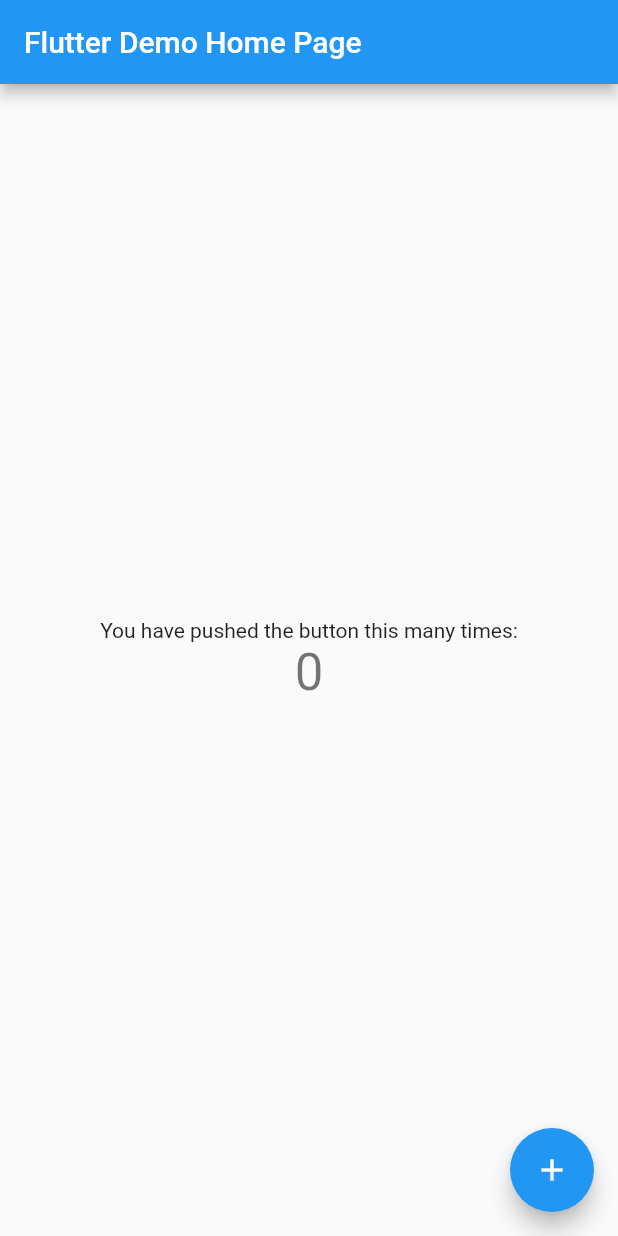
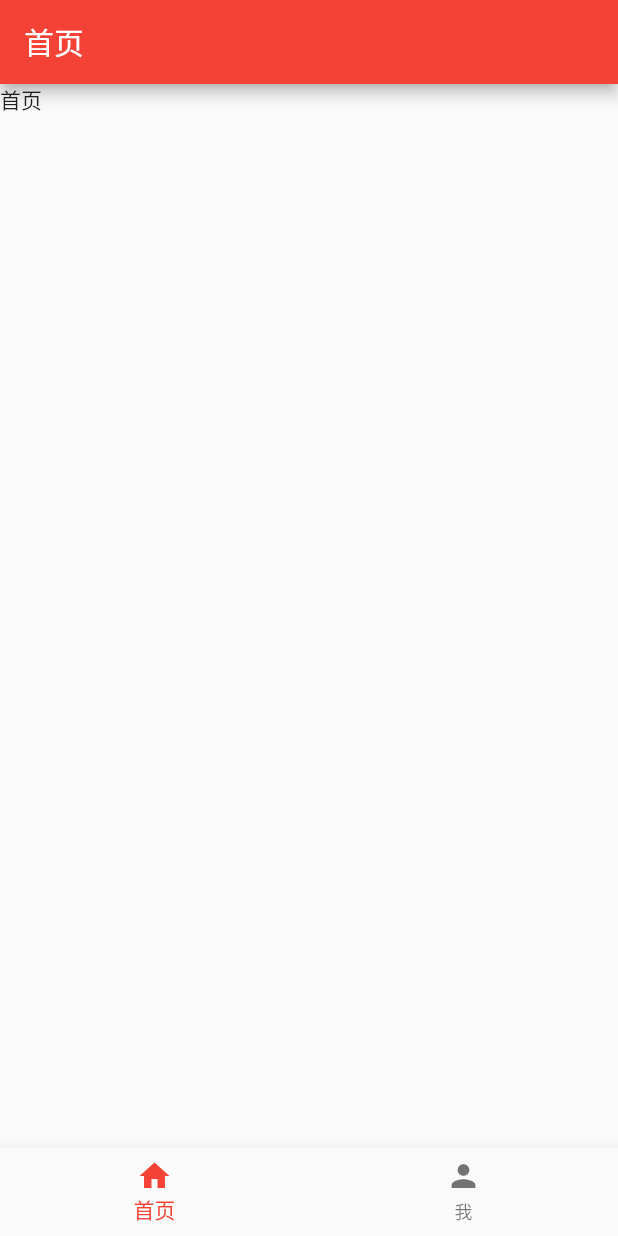
Before and after one commit to 176zane/LearnFlutter, a Flutter app: the screen it shows after launch, on a phone screen of 412 x 824 dp. Run offline on Flutter 3.47's test engine with Material 2 defaults, Android fonts, the phone set to English and light mode, and no system bars.

Commit message:
添加tabbar

```diff
--- /dev/null
+++ b/flutter_test_app/lib/home/home.dart
@@ -0,0 +1,31 @@
+import 'package:flutter/material.dart';
+
+class Home extends StatefulWidget {
+
+  @override
+  State<Home> createState() => _HomeState();
+}
+
+class _HomeState extends State<Home> {
+
+  @override
+  void initState() {
+    print('initstate');
+    super.initState();
+  }
+  @override
+  void dispose() {
+    print('dispose');
+    super.dispose();
+  }
+  @override
+  Widget build(BuildContext context) {
+    print('build');
+    return Scaffold(
+      appBar: AppBar(
+        title: const Text('首页'),
+      ),
+      body:const  Text('首页'),
+    );
+  }
+}
--- a/flutter_test_app/lib/main.dart
+++ b/flutter_test_app/lib/main.dart
@@ -1,4 +1,8 @@
 import 'package:flutter/material.dart';
+import 'package:flutter_test_app/about/about.dart';
+import 'package:flutter_test_app/home/home.dart';
+import 'package:flutter_test_app/pages/layout_page.dart';
+import 'package:http/http.dart';
 
 void main() {
   runApp(const MyApp());
@@ -6,110 +10,70 @@ void main() {
 
 class MyApp extends StatelessWidget {
   const MyApp({super.key});
-
-  // This widget is the root of your application.
   @override
   Widget build(BuildContext context) {
     return MaterialApp(
       title: 'Flutter Demo',
       theme: ThemeData(
-        // This is the theme of your application.
-        //
-        // Try running your application with "flutter run". You'll see the
-        // application has a blue toolbar. Then, without quitting the app, try
-        // changing the primarySwatch below to Colors.green and then invoke
-        // "hot reload" (press "r" in the console where you ran "flutter run",
-        // or simply save your changes to "hot reload" in a Flutter IDE).
-        // Notice that the counter didn't reset back to zero; the application
-        // is not restarted.
-        primarySwatch: Colors.blue,
+        primarySwatch: Colors.red,
       ),
-      home: const MyHomePage(title: 'Flutter Demo Home Page'),
+
+      routes: {
+        '/':(context) => const MyHomePage(title: 'Flutter Demo Home Page'),
+        '/layout' : (context) => const LayoutPage(),
+      },
     );
   }
 }
 
 class MyHomePage extends StatefulWidget {
   const MyHomePage({super.key, required this.title});
-
-  // This widget is the home page of your application. It is stateful, meaning
-  // that it has a State object (defined below) that contains fields that affect
-  // how it looks.
-
-  // This class is the configuration for the state. It holds the values (in this
-  // case the title) provided by the parent (in this case the App widget) and
-  // used by the build method of the State. Fields in a Widget subclass are
-  // always marked "final".
-
+  //无状态 widget 接收的参数来自于它的父 widget，它们储存在 final 成员变量中。
+  //当 widget 需要被 build() 时，就是用这些存储的变量为创建的 widget 生成新的参数。
   final String title;
-
+  //当该 widget 的父 widget 重建时，父 widget 首先会创建一个 ShoppingList 的实例，
+  //但是框架会复用之前创建的 _ShoppingListState，而不会重新调用 createState。
   @override
   State<MyHomePage> createState() => _MyHomePageState();
 }
+//为什么 StatefulWidget 和 State 是独立的对象。
+//在 Flutter 中，这两种类型的对象具有不同的生命周期。
+//Widget 是临时对象，用于构造应用当前状态的展示。而 State 对象在调用 build() 之间是持久的，以此来存储信息
+//State 的子类通常以下划线开头进行命名，表示它们的实现细节是私有的
+class _MyHomePageState extends State<MyHomePage> {
+  int seleclectedIndex = 0;
+  final screens = [
+    Home(),
+    About(),
+  ];
 
-class _MyHomePageState extends State<MyHomePage> {
-  int _counter = 0;
 
-  void _incrementCounter() {
-    setState(() {
-      // This call to setState tells the Flutter framework that something has
-      // changed in this State, which causes it to rerun the build method below
-      // so that the display can reflect the updated values. If we changed
-      // _counter without calling setState(), then the build method would not be
-      // called again, and so nothing would appear to happen.
-      _counter++;
-    });
-  }
 
   @override
   Widget build(BuildContext context) {
-    // This method is rerun every time setState is called, for instance as done
-    // by the _incrementCounter method above.
-    //
-    // The Flutter framework has been optimized to make rerunning build methods
-    // fast, so that you can just rebuild anything that needs updating rather
-    // than having to individually change instances of widgets.
     return Scaffold(
-      appBar: AppBar(
-        // Here we take the value from the MyHomePage object that was created by
-        // the App.build method, and use it to set our appbar title.
-        title: Text(widget.title),
+      body: IndexedStack(
+        index: seleclectedIndex,
+        children: screens,
       ),
-      body: Center(
-        // Center is a layout widget. It takes a single child and positions it
-        // in the middle of the parent.
-        child: Column(
-          // Column is also a layout widget. It takes a list of children and
-          // arranges them vertically. By default, it sizes itself to fit its
-          // children horizontally, and tries to be as tall as its parent.
-          //
-          // Invoke "debug painting" (press "p" in the console, choose the
-          // "Toggle Debug Paint" action from the Flutter Inspector in Android
-          // Studio, or the "Toggle Debug Paint" command in Visual Studio Code)
-          // to see the wireframe for each widget.
-          //
-          // Column has various properties to control how it sizes itself and
-          // how it positions its children. Here we use mainAxisAlignment to
-          // center the children vertically; the main axis here is the vertical
-          // axis because Columns are vertical (the cross axis would be
-          // horizontal).
-          mainAxisAlignment: MainAxisAlignment.center,
-          children: <Widget>[
-            const Text(
-              'You have pushed the button this many times:',
-            ),
-            Text(
-              '$_counter',
-              style: Theme.of(context).textTheme.headlineMedium,
-            ),
-          ],
-        ),
+
+      bottomNavigationBar: BottomNavigationBar(
+        currentIndex: seleclectedIndex,
+        onTap: (index)=>setState(() {
+          seleclectedIndex = index;
+        }),
+        items: const [
+          BottomNavigationBarItem(
+            icon:Icon(Icons.home),
+            label: '首页',
+          ),
+          BottomNavigationBarItem(
+            icon:Icon(Icons.person),
+            label: '我',
+          ),
+
+        ],
       ),
-      floatingActionButton: FloatingActionButton(
-        onPressed: _incrementCounter,
-        tooltip: 'Increment',
-        child: const Icon(Icons.add),
-      ), // This trailing comma makes auto-formatting nicer for build methods.
     );
   }
 }
--- a/flutter_test_app/pubspec.yaml
+++ b/flutter_test_app/pubspec.yaml
@@ -35,6 +35,7 @@ dependencies:
   # The following adds the Cupertino Icons font to your application.
   # Use with the CupertinoIcons class for iOS style icons.
   cupertino_icons: ^1.0.2
+  http: ^0.13.6
 
 dev_dependencies:
   flutter_test:
```
Also changed, not shown: flutter_test_app/lib/about/about.dart (added, +19 -0 lines), flutter_test_app/lib/pages/layout_page.dart (added, +11 -0 lines), flutter_test_app/pubspec.lock.
